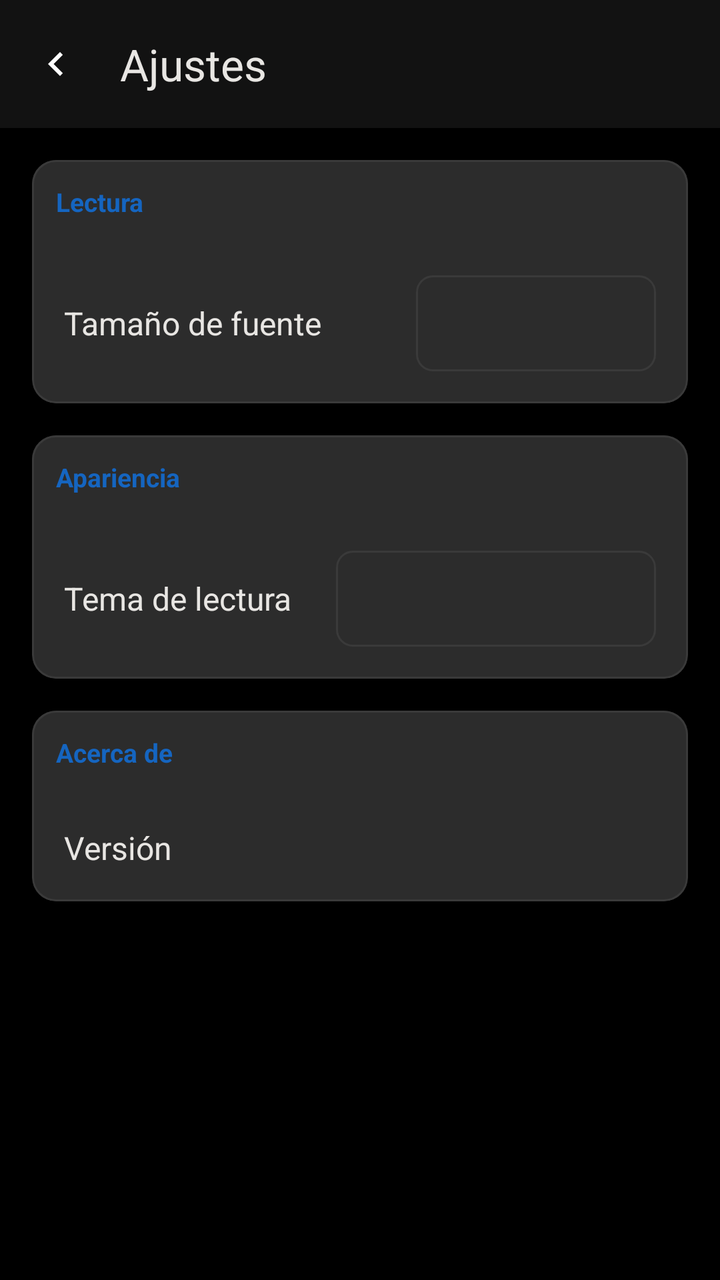
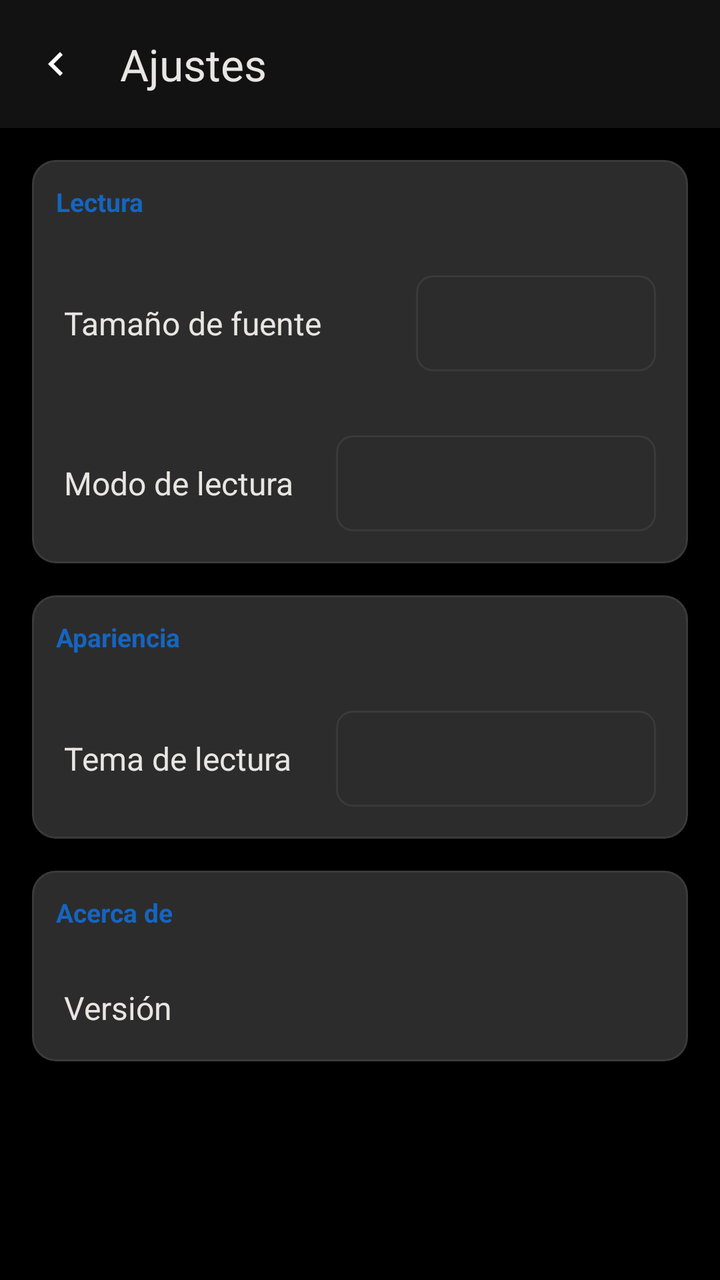

An Android layout rendered at two revisions. The XML below is the earlier revision; the diff shows what the commit changed to produce the second picture.
<!-- AndroidManifest.xml: activity theme AppTheme -->
<!-- res/layout/activity_settings.xml -->
<?xml version="1.0" encoding="utf-8"?>
<androidx.coordinatorlayout.widget.CoordinatorLayout
    xmlns:android="http://schemas.android.com/apk/res/android"
    xmlns:app="http://schemas.android.com/apk/res-auto"
    android:layout_width="match_parent"
    android:layout_height="match_parent"
    android:background="@color/background">

    
    <com.google.android.material.appbar.AppBarLayout
        android:layout_width="match_parent"
        android:layout_height="wrap_content"
        android:background="@color/surface"
        android:theme="@style/Theme.LectorMobile.AppBarOverlay">

        <androidx.appcompat.widget.Toolbar
            android:id="@+id/settings_toolbar"
            android:layout_width="match_parent"
            android:layout_height="?attr/actionBarSize"
            app:navigationIcon="@drawable/ic_back"
            app:title="@string/settings_title"
            app:titleTextColor="@color/text_primary"
            app:popupTheme="@style/Theme.LectorMobile.PopupOverlay" />

    </com.google.android.material.appbar.AppBarLayout>

    
    <ScrollView
        android:layout_width="match_parent"
        android:layout_height="match_parent"
        app:layout_behavior="@string/appbar_scrolling_view_behavior">

        <LinearLayout
            android:layout_width="match_parent"
            android:layout_height="wrap_content"
            android:orientation="vertical"
            android:padding="16dp">

            
            <com.google.android.material.card.MaterialCardView
                android:layout_width="match_parent"
                android:layout_height="wrap_content"
                app:cardBackgroundColor="@color/surface_variant"
                app:cardCornerRadius="12dp"
                app:cardElevation="0dp"
                app:strokeWidth="1dp"
                app:strokeColor="@color/border">

                <LinearLayout
                    android:layout_width="match_parent"
                    android:layout_height="wrap_content"
                    android:orientation="vertical">

                    <TextView
                        android:layout_width="match_parent"
                        android:layout_height="wrap_content"
                        android:background="@color/surface_variant"
                        android:padding="12dp"
                        android:text="@string/settings_category_reading"
                        android:textColor="@color/primary"
                        android:textSize="13sp"
                        android:textStyle="bold" />

                    
                    <LinearLayout
                        android:layout_width="match_parent"
                        android:layout_height="wrap_content"
                        android:gravity="center_vertical"
                        android:orientation="horizontal"
                        android:padding="16dp">

                        <TextView
                            android:layout_width="0dp"
                            android:layout_height="wrap_content"
                            android:layout_weight="1"
                            android:text="@string/settings_font_size"
                            android:textColor="@color/text_primary"
                            android:textSize="16sp" />

                        <Spinner
                            android:id="@+id/settings_spinner_font_size"
                            android:layout_width="120dp"
                            android:layout_height="48dp"
                            android:background="@drawable/bg_spinner"
                            android:popupBackground="@color/surface" />

                    </LinearLayout>

                </LinearLayout>

            </com.google.android.material.card.MaterialCardView>

            
            <com.google.android.material.card.MaterialCardView
                android:layout_width="match_parent"
                android:layout_height="wrap_content"
                android:layout_marginTop="16dp"
                app:cardBackgroundColor="@color/surface_variant"
                app:cardCornerRadius="12dp"
                app:cardElevation="0dp"
                app:strokeWidth="1dp"
                app:strokeColor="@color/border">

                <LinearLayout
                    android:layout_width="match_parent"
                    android:layout_height="wrap_content"
                    android:orientation="vertical">

                    <TextView
                        android:layout_width="match_parent"
                        android:layout_height="wrap_content"
                        android:background="@color/surface_variant"
                        android:padding="12dp"
                        android:text="@string/settings_category_appearance"
                        android:textColor="@color/primary"
                        android:textSize="13sp"
                        android:textStyle="bold" />

                    
                    <LinearLayout
                        android:layout_width="match_parent"
                        android:layout_height="wrap_content"
                        android:gravity="center_vertical"
                        android:orientation="horizontal"
                        android:padding="16dp">

                        <TextView
                            android:layout_width="0dp"
                            android:layout_height="wrap_content"
                            android:layout_weight="1"
                            android:text="@string/settings_reading_theme"
                            android:textColor="@color/text_primary"
                            android:textSize="16sp" />

                        <Spinner
                            android:id="@+id/settings_spinner_theme"
                            android:layout_width="160dp"
                            android:layout_height="48dp"
                            android:background="@drawable/bg_spinner"
                            android:popupBackground="@color/surface" />

                    </LinearLayout>

                </LinearLayout>

            </com.google.android.material.card.MaterialCardView>

            
            <com.google.android.material.card.MaterialCardView
                android:layout_width="match_parent"
                android:layout_height="wrap_content"
                android:layout_marginTop="16dp"
                android:layout_marginBottom="16dp"
                app:cardBackgroundColor="@color/surface_variant"
                app:cardCornerRadius="12dp"
                app:cardElevation="0dp"
                app:strokeWidth="1dp"
                app:strokeColor="@color/border">

                <LinearLayout
                    android:layout_width="match_parent"
                    android:layout_height="wrap_content"
                    android:orientation="vertical">

                    <TextView
                        android:layout_width="match_parent"
                        android:layout_height="wrap_content"
                        android:background="@color/surface_variant"
                        android:padding="12dp"
                        android:text="@string/settings_category_about"
                        android:textColor="@color/primary"
                        android:textSize="13sp"
                        android:textStyle="bold" />

                    <LinearLayout
                        android:layout_width="match_parent"
                        android:layout_height="wrap_content"
                        android:gravity="center_vertical"
                        android:orientation="horizontal"
                        android:padding="16dp">

                        <TextView
                            android:layout_width="0dp"
                            android:layout_height="wrap_content"
                            android:layout_weight="1"
                            android:text="@string/settings_label_version"
                            android:textColor="@color/text_primary"
                            android:textSize="16sp" />

                        <TextView
                            android:id="@+id/settings_version_value"
                            android:layout_width="wrap_content"
                            android:layout_height="wrap_content"
                            android:textColor="@color/text_secondary"
                            android:textSize="14sp" />

                    </LinearLayout>

                </LinearLayout>

            </com.google.android.material.card.MaterialCardView>

        </LinearLayout>

    </ScrollView>

</androidx.coordinatorlayout.widget.CoordinatorLayout>
<!-- resources referenced by this layout -->
<resources>
  <color name="background">#000000</color>
  <color name="border">#3A3A3A</color>
  <color name="primary">#1565C0</color>
  <color name="surface">#121212</color>
  <color name="surface_variant">#2C2C2C</color>
  <color name="text_primary">#E8E6E3</color>
  <color name="text_secondary">#B0B0B0</color>
  <!-- drawable bg_spinner (drawable) -->
  <?xml version="1.0" encoding="utf-8"?>
  <shape xmlns:android="http://schemas.android.com/apk/res/android"
      android:shape="rectangle">
      <solid android:color="@color/surface_variant" />
      <corners android:radius="8dp" />
      <stroke
          android:width="1dp"
          android:color="@color/border" />
  </shape>
  <!-- drawable ic_back (drawable) -->
  <vector xmlns:android="http://schemas.android.com/apk/res/android"
      android:width="24dp"
      android:height="24dp"
      android:viewportWidth="24"
      android:viewportHeight="24">
      <path
          android:fillColor="#ffffff"
          android:pathData="M15.41 7.41L14 6l-6 6 6 6 1.41-1.41L10.83 12z"/>
  </vector>
  <string name="settings_category_about">Acerca de</string>
  <string name="settings_category_appearance">Apariencia</string>
  <string name="settings_category_reading">Lectura</string>
  <string name="settings_font_size">Tamaño de fuente</string>
  <string name="settings_label_version">Versión</string>
  <string name="settings_reading_theme">Tema de lectura</string>
  <string name="settings_title">Ajustes</string>
  <style name="Theme.LectorMobile.AppBarOverlay" parent="ThemeOverlay.Material3.Dark.ActionBar" />
  <style name="Theme.LectorMobile.PopupOverlay" parent="ThemeOverlay.Material3.Light" />
  <style name="AppTheme" parent="Theme.Material3.Dark.NoActionBar" tools:targetApi="27">
          <item name="colorPrimary">@color/primary</item>
          <item name="colorPrimaryDark">@color/primary_dark</item>
          <item name="colorAccent">@color/accent</item>
          <item name="android:statusBarColor">@color/surface</item>
          <item name="android:navigationBarColor">@color/surface</item>
          <item name="android:windowLightStatusBar">false</item>
          <item name="android:windowLightNavigationBar">false</item>
      </style>
  <color name="primary_dark">#0D47A1</color>
  <color name="accent">#FFA726</color>
</resources>

<!-- the commit's change to res/layout/activity_settings.xml (unified diff, before → after) -->
@@ -80,6 +80,31 @@
                         <Spinner
                             android:id="@+id/settings_spinner_font_size"
                             android:layout_width="120dp"
+                            android:layout_height="48dp"
+                            android:background="@drawable/bg_spinner"
+                            android:popupBackground="@color/surface" />
+
+                    </LinearLayout>
+
+                    
+                    <LinearLayout
+                        android:layout_width="match_parent"
+                        android:layout_height="wrap_content"
+                        android:gravity="center_vertical"
+                        android:orientation="horizontal"
+                        android:padding="16dp">
+
+                        <TextView
+                            android:layout_width="0dp"
+                            android:layout_height="wrap_content"
+                            android:layout_weight="1"
+                            android:text="@string/settings_navigation_mode"
+                            android:textColor="@color/text_primary"
+                            android:textSize="16sp" />
+
+                        <Spinner
+                            android:id="@+id/settings_spinner_navigation_mode"
+                            android:layout_width="160dp"
                             android:layout_height="48dp"
                             android:background="@drawable/bg_spinner"
                             android:popupBackground="@color/surface" />
<!-- resource entries referenced after the edit -->
@@ -32,6 +32,7 @@
   <string name="settings_category_reading">Lectura</string>
   <string name="settings_font_size">Tamaño de fuente</string>
   <string name="settings_label_version">Versión</string>
+  <string name="settings_navigation_mode">Modo de lectura</string>
   <string name="settings_reading_theme">Tema de lectura</string>
   <string name="settings_title">Ajustes</string>
   <style name="Theme.LectorMobile.AppBarOverlay" parent="ThemeOverlay.Material3.Dark.ActionBar" />
